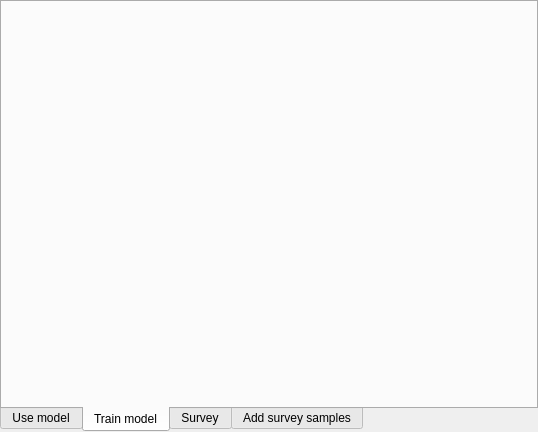
Goby56/gymnasiearbete, file gui/xml/main_window.ui: the form before one commit.
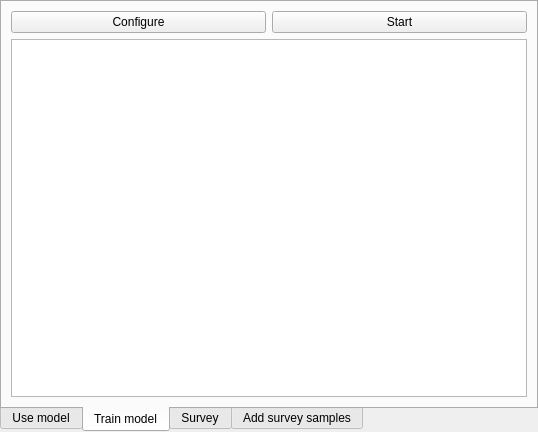
The form after the commit. The open tabs and pages were chosen to show the change.

Commit message: new font and plot window

Diff of the .ui file:
```diff
--- a/gui/xml/main_window.ui
+++ b/gui/xml/main_window.ui
@@ -148,6 +148,29 @@
        <attribute name="toolTip">
         <string>Create and train a new or existing model</string>
        </attribute>
+       <layout class="QVBoxLayout" name="verticalLayout_5">
+        <item>
+         <layout class="QHBoxLayout" name="horizontalLayout_4">
+          <item>
+           <widget class="QPushButton" name="configure_training_button">
+            <property name="text">
+             <string>Configure</string>
+            </property>
+           </widget>
+          </item>
+          <item>
+           <widget class="QPushButton" name="toggle_training_button">
+            <property name="text">
+             <string>Start</string>
+            </property>
+           </widget>
+          </item>
+         </layout>
+        </item>
+        <item>
+         <widget class="QGraphicsView" name="plot_canvas"/>
+        </item>
+       </layout>
       </widget>
       <widget class="QWidget" name="guess_tab">
        <attribute name="title">
```
Left out of the diff: 24 changed lines with no effect on the pictures. The commit also changes 3 other files.
